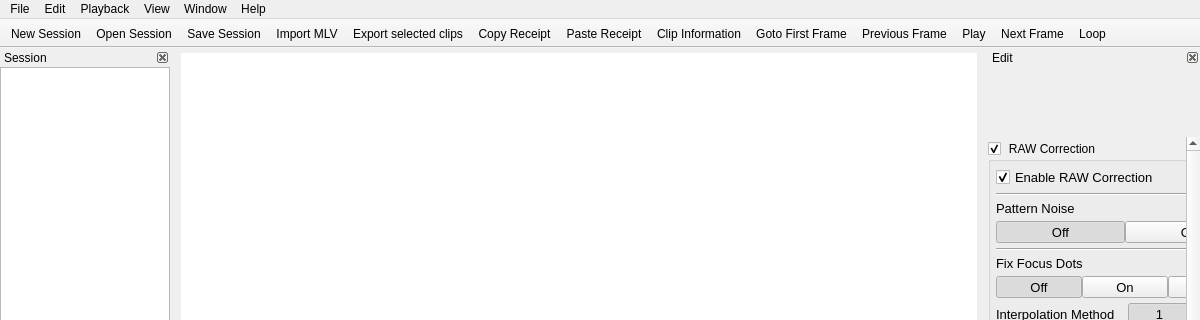
Above: platform/qt/MainWindow.ui from ilia3101/MLV-App before the change; both pictures show x 0 to 1200 and y 0 to 320 of the 1200 by 700 pixel window. Below: the same form after it.
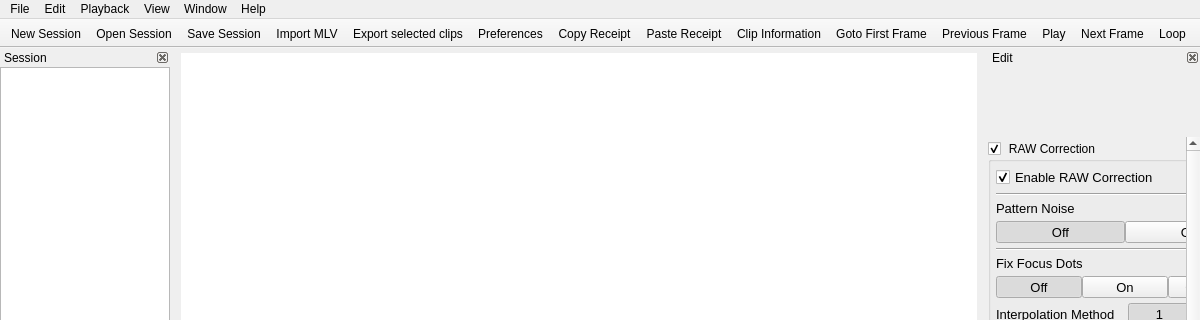
That is the form after the change. Icons and pictures are not drawn. Custom widgets are drawn as their Qt base class.

Commit message: QtApp: adding settings to toolbar

The edit to the form file:
```diff
--- a/platform/qt/MainWindow.ui
+++ b/platform/qt/MainWindow.ui
@@ -219,6 +219,7 @@
    <addaction name="actionSaveSession"/>
    <addaction name="actionOpen"/>
    <addaction name="actionExport"/>
+   <addaction name="actionExportSettings"/>
    <addaction name="actionCopyRecept"/>
    <addaction name="actionPasteReceipt"/>
    <addaction name="actionClip_Information"/>
```
